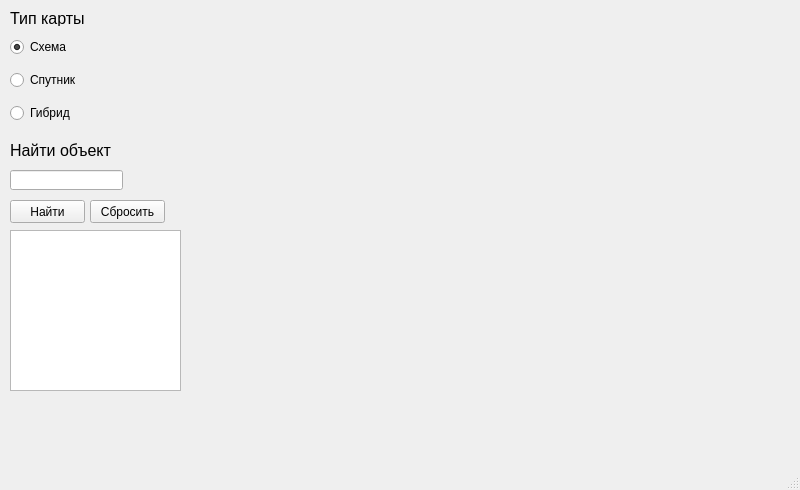
Qt form source/ui/MainWindow.ui (git-gud-casual/maps_api) before a commit.
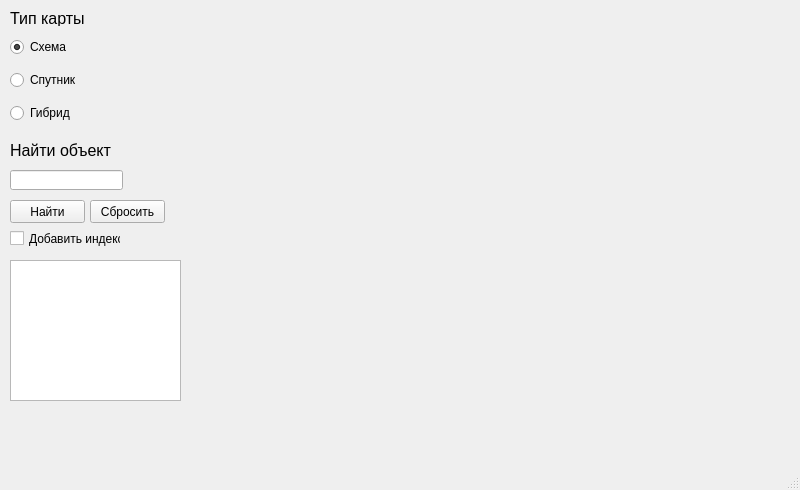
The same form after that commit.

The edit to the form file:
```diff
--- a/source/ui/MainWindow.ui
+++ b/source/ui/MainWindow.ui
@@ -156,15 +156,28 @@
     <property name="geometry">
      <rect>
       <x>10</x>
-      <y>230</y>
+      <y>260</y>
       <width>171</width>
-      <height>161</height>
+      <height>141</height>
      </rect>
     </property>
     <property name="readOnly">
      <bool>true</bool>
     </property>
    </widget>
+   <widget class="QCheckBox" name="add_index">
+    <property name="geometry">
+     <rect>
+      <x>10</x>
+      <y>230</y>
+      <width>111</width>
+      <height>17</height>
+     </rect>
+    </property>
+    <property name="text">
+     <string>Добавить индекс</string>
+    </property>
+   </widget>
    <widget class="QWidget" name="">
     <property name="geometry">
      <rect>
```
